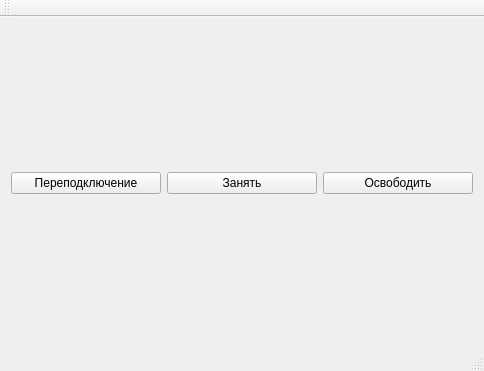
Qt form mainwindow.ui (touch-my-tralala/test_client) before a commit.
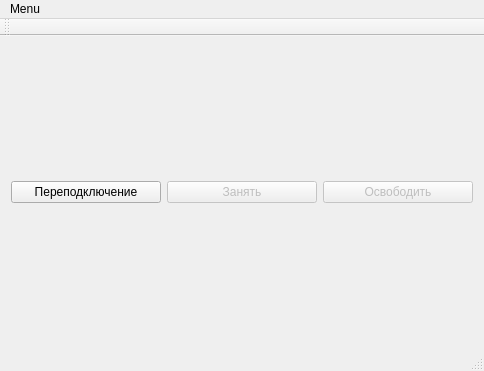
The same form after that commit.

Commit message: add menu. add tray hide

```diff
--- a/mainwindow.ui
+++ b/mainwindow.ui
@@ -43,6 +43,9 @@
         </item>
         <item>
          <widget class="QPushButton" name="takeButton">
+          <property name="enabled">
+           <bool>false</bool>
+          </property>
           <property name="text">
            <string>Занять</string>
           </property>
@@ -50,6 +53,9 @@
         </item>
         <item>
          <widget class="QPushButton" name="dropButton">
+          <property name="enabled">
+           <bool>false</bool>
+          </property>
           <property name="text">
            <string>Освободить</string>
           </property>
@@ -70,6 +76,15 @@
      <height>20</height>
     </rect>
    </property>
+   <widget class="QMenu" name="menuMenu">
+    <property name="title">
+     <string>Menu</string>
+    </property>
+    <addaction name="change_name"/>
+    <addaction name="change_host"/>
+    <addaction name="tray_en"/>
+   </widget>
+   <addaction name="menuMenu"/>
   </widget>
   <widget class="QToolBar" name="mainToolBar">
    <attribute name="toolBarArea">
```
Left out of the diff: 18 changed lines with no effect on the pictures. The commit also changes 8 other files.
